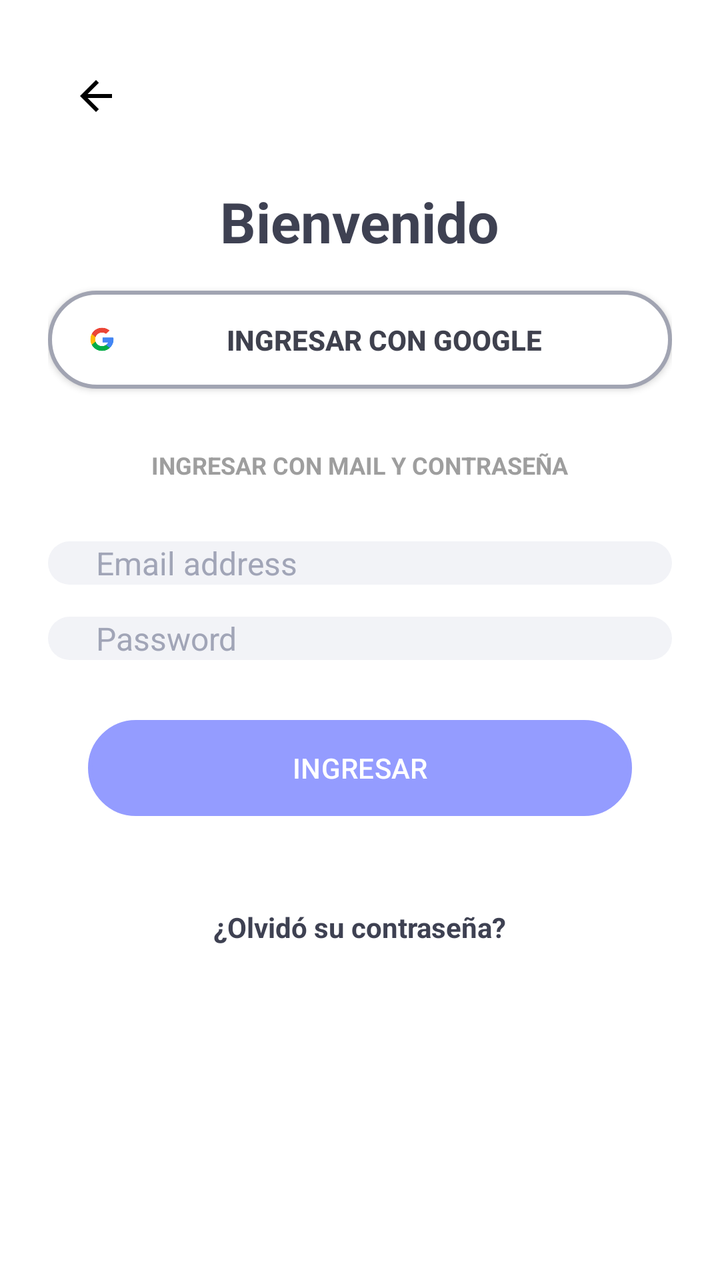
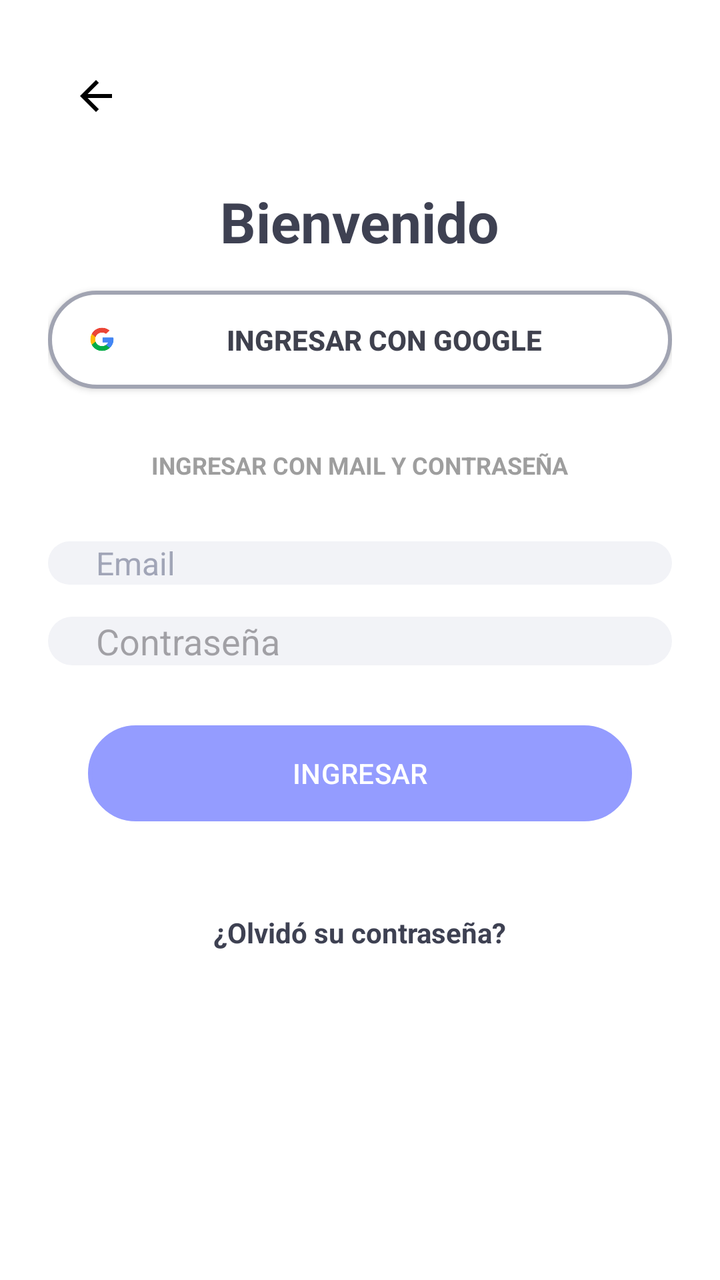

Compare the two renders of this Android layout. The source of the first and the diff that turns it into the second are given below.
<!-- AndroidManifest.xml: application theme Theme.ClubDeportivoDAM -->
<!-- res/layout/activity_login.xml -->
<?xml version="1.0" encoding="utf-8"?>
<LinearLayout
    xmlns:android="http://schemas.android.com/apk/res/android"
    android:layout_width="match_parent"
    android:layout_height="match_parent"
    android:orientation="vertical"
    android:gravity="center_horizontal"
    android:padding="24dp"
    android:background="#FFFFFF">

    <ImageButton
        android:id="@+id/btnBack"
        android:layout_width="48dp"
        android:layout_height="48dp"
        android:layout_gravity="start"
        android:background="?attr/selectableItemBackgroundBorderless"
        android:src="@drawable/ic_arrow_back" />

    <TextView
        android:layout_width="wrap_content"
        android:layout_height="wrap_content"
        android:layout_marginTop="20dp"
        android:text="Bienvenido"
        android:textColor="#3E4152"
        android:textSize="28sp"
        android:textStyle="bold" />


    <include
        android:id="@+id/btnGoogle"
        layout="@layout/view_boton_ingreso_google"
        android:layout_width="match_parent"
        android:layout_height="wrap_content"
        android:layout_marginTop="16dp" />

    <TextView
        android:layout_width="wrap_content"
        android:layout_height="wrap_content"
        android:layout_marginVertical="30dp"
        android:text="INGRESAR CON MAIL Y CONTRASEÑA"
        android:textColor="#9E9E9E"
        android:textSize="12sp"
        android:textStyle="bold" />

    <include
        android:id="@+id/etEmail"
        layout="@drawable/input_espacio"
        android:layout_width="match_parent"
        android:layout_height="wrap_content" />

    <include
        android:id="@+id/etPassword"
        layout="@drawable/input_espacio_p"
        android:layout_width="match_parent"
        android:layout_height="wrap_content"
        android:layout_marginTop="16dp" />

    <include
        android:id="@+id/btnLogin"
        layout="@layout/view_boton_ingresar"
        android:layout_width="match_parent"
        android:layout_height="wrap_content"
        android:layout_marginHorizontal="20dp"
        android:layout_marginVertical="30dp"/>


    <TextView
        android:id="@+id/tvForgot"
        android:layout_width="wrap_content"
        android:layout_height="wrap_content"
        android:layout_marginTop="16dp"
        android:text="¿Olvidó su contraseña?"
        android:textColor="#3E4152"
        android:textStyle="bold" />


</LinearLayout>
<!-- res/layout/view_boton_ingreso_google.xml (included above) -->
<androidx.appcompat.widget.AppCompatButton
    xmlns:android="http://schemas.android.com/apk/res/android"

android:id="@+id/btnInternalSocial"
android:layout_width="match_parent"
android:layout_height="60dp"
android:background="@drawable/boton_redondeado"
android:drawableStart="@drawable/google_redimension"
android:drawablePadding="10dp"
android:paddingHorizontal="20dp"
    android:paddingVertical="15dp"
android:text="INGRESAR CON GOOGLE"
android:textAllCaps="true"
android:textColor="#3F414E"
android:textSize="14sp"
android:textStyle="bold"
    />
<!-- res/layout/view_boton_ingresar.xml (included above) -->
<?xml version="1.0" encoding="utf-8"?>
<Button xmlns:android="http://schemas.android.com/apk/res/android"
    xmlns:app="http://schemas.android.com/apk/res-auto"
    android:id="@+id/btnIngreso"
    android:background="@drawable/boton_redondeado"
    android:layout_width="match_parent"
    android:layout_height="60dp"
    android:backgroundTint="#949CFF"
    android:text="INGRESAR"
    android:textColor="#FFFFFF"
    app:cornerRadius="30dp" />
<!-- resources referenced by this layout -->
<resources>
  <!-- drawable boton_redondeado (drawable) -->
  <shape xmlns:android="http://schemas.android.com/apk/res/android">
      <solid android:color="#FFFFFF" />
  
      <stroke
          android:width="2dp"
          android:color="#A1A4B2" /> <corners android:radius="30dp" />
  </shape>
  <!-- drawable google_redimension (drawable) -->
  <?xml version="1.0" encoding="utf-8"?>
  <layer-list xmlns:android="http://schemas.android.com/apk/res/android">
      <item
          android:drawable="@drawable/google_logo"
          android:width="14dp"
          android:height="14dp" />
  </layer-list>
  <!-- drawable ic_arrow_back (drawable) -->
  <vector xmlns:android="http://schemas.android.com/apk/res/android" android:autoMirrored="true" android:height="24dp" android:tint="#000000" android:viewportHeight="960" android:viewportWidth="960" android:width="24dp">
        
      <path android:fillColor="@android:color/white" android:pathData="M313,520L537,744L480,800L160,480L480,160L537,216L313,440L800,440L800,520L313,520Z"/>
      
  </vector>
  <!-- drawable input_espacio (drawable) -->
  <?xml version="1.0" encoding="utf-8"?>
  <EditText
      xmlns:android="http://schemas.android.com/apk/res/android"
      android:id="@+id/etEmail"
      android:layout_width="match_parent"
      android:layout_height="60dp"
      android:layout_marginHorizontal="20dp"
      android:layout_marginTop="10dp"
      android:layout_marginBottom="10dp"
  
      android:background="@drawable/input_field"
  
      android:paddingHorizontal="24dp"
      android:hint="Email address"
      android:textColorHint="#A1A5B7"
      android:textColor="#3E4152"
      android:textSize="16sp"
  
      android:inputType="textEmailAddress"
      android:maxLines="2"
      android:singleLine="true" />
  <!-- drawable input_espacio_p (drawable) -->
  <?xml version="1.0" encoding="utf-8"?>
  <EditText
      xmlns:android="http://schemas.android.com/apk/res/android"
      android:id="@+id/etEmail"
      android:layout_width="match_parent"
      android:layout_height="60dp"
      android:layout_marginHorizontal="20dp"
      android:layout_marginTop="10dp"
      android:layout_marginBottom="10dp"
  
      android:background="@drawable/input_field"
  
      android:paddingHorizontal="24dp"
      android:hint="Password"
      android:textColorHint="#A1A5B7"
      android:textColor="#3E4152"
      android:textSize="16sp"
  
      android:inputType="textEmailAddress"
      android:maxLines="2"
      android:singleLine="true" />
  <style name="Theme.ClubDeportivoDAM" parent="Base.Theme.ClubDeportivoDAM" />
  <!-- drawable google_logo: webp bitmap (drawable, 4086 bytes) -->
  <!-- drawable input_field (drawable) -->
  <?xml version="1.0" encoding="utf-8"?>
  <shape xmlns:android="http://schemas.android.com/apk/res/android">
      <solid android:color="#F2F3F7" /> <corners android:radius="30dp" />
  </shape>
  <style name="Base.Theme.ClubDeportivoDAM" parent="Theme.Material3.DayNight.NoActionBar">
          
          
      </style>
</resources>

<!-- the commit's change to res/layout/activity_login.xml (unified diff, before → after) -->
@@ -43,14 +43,14 @@
         android:textStyle="bold" />
 
     <include
-        android:id="@+id/etEmail"
-        layout="@drawable/input_espacio"
+        android:id="@+id/containerEmail"
+        layout="@layout/input_espacio"
         android:layout_width="match_parent"
         android:layout_height="wrap_content" />
 
     <include
-        android:id="@+id/etPassword"
-        layout="@drawable/input_espacio_p"
+        android:id="@+id/containerPassword"
+        layout="@layout/input_espacio_p"
         android:layout_width="match_parent"
         android:layout_height="wrap_content"
         android:layout_marginTop="16dp" />
@@ -93,6 +93,37 @@ android:textColor="#3F414E"
 android:textSize="14sp"
 android:textStyle="bold"
     />
+<!-- res/layout/input_espacio.xml (included above) -->
+<?xml version="1.0" encoding="utf-8"?>
+<EditText
+    xmlns:android="http://schemas.android.com/apk/res/android"
+    android:id="@+id/etEmailReal"
+    android:layout_width="match_parent"
+    android:layout_height="60dp"
+    android:layout_marginHorizontal="20dp"
+    android:layout_marginTop="10dp"
+    android:layout_marginBottom="10dp"
+    android:background="@drawable/input_field"
+    android:paddingHorizontal="24dp"
+    android:hint="Email"
+    android:textColorHint="#A1A5B7"
+    android:textColor="#3E4152"
+    android:textSize="16sp"
+    android:inputType="textEmailAddress"
+    android:maxLines="1"
+    android:singleLine="true" />
+<!-- res/layout/input_espacio_p.xml (included above) -->
+<?xml version="1.0" encoding="utf-8"?>
+<EditText
+    xmlns:android="http://schemas.android.com/apk/res/android"
+    android:id="@+id/etPassReal"
+    android:layout_width="match_parent"
+    android:layout_height="60dp"
+    android:background="@drawable/input_field"
+    android:hint="Contraseña"
+    android:inputType="textPassword"
+    android:singleLine="true"
+    android:paddingHorizontal="24dp" />
 <!-- res/layout/view_boton_ingresar.xml (included above) -->
 <?xml version="1.0" encoding="utf-8"?>
 <Button xmlns:android="http://schemas.android.com/apk/res/android"
<!-- resource entries referenced after the edit -->
@@ -22,50 +22,6 @@
       <path android:fillColor="@android:color/white" android:pathData="M313,520L537,744L480,800L160,480L480,160L537,216L313,440L800,440L800,520L313,520Z"/>
       
   </vector>
-  <!-- drawable input_espacio (drawable) -->
-  <?xml version="1.0" encoding="utf-8"?>
-  <EditText
-      xmlns:android="http://schemas.android.com/apk/res/android"
-      android:id="@+id/etEmail"
-      android:layout_width="match_parent"
-      android:layout_height="60dp"
-      android:layout_marginHorizontal="20dp"
-      android:layout_marginTop="10dp"
-      android:layout_marginBottom="10dp"
-  
-      android:background="@drawable/input_field"
-  
-      android:paddingHorizontal="24dp"
-      android:hint="Email address"
-      android:textColorHint="#A1A5B7"
-      android:textColor="#3E4152"
-      android:textSize="16sp"
-  
-      android:inputType="textEmailAddress"
-      android:maxLines="2"
-      android:singleLine="true" />
-  <!-- drawable input_espacio_p (drawable) -->
-  <?xml version="1.0" encoding="utf-8"?>
-  <EditText
-      xmlns:android="http://schemas.android.com/apk/res/android"
-      android:id="@+id/etEmail"
-      android:layout_width="match_parent"
-      android:layout_height="60dp"
-      android:layout_marginHorizontal="20dp"
-      android:layout_marginTop="10dp"
-      android:layout_marginBottom="10dp"
-  
-      android:background="@drawable/input_field"
-  
-      android:paddingHorizontal="24dp"
-      android:hint="Password"
-      android:textColorHint="#A1A5B7"
-      android:textColor="#3E4152"
-      android:textSize="16sp"
-  
-      android:inputType="textEmailAddress"
-      android:maxLines="2"
-      android:singleLine="true" />
   <style name="Theme.ClubDeportivoDAM" parent="Base.Theme.ClubDeportivoDAM" />
   <!-- drawable google_logo: webp bitmap (drawable, 4086 bytes) -->
   <!-- drawable input_field (drawable) -->
